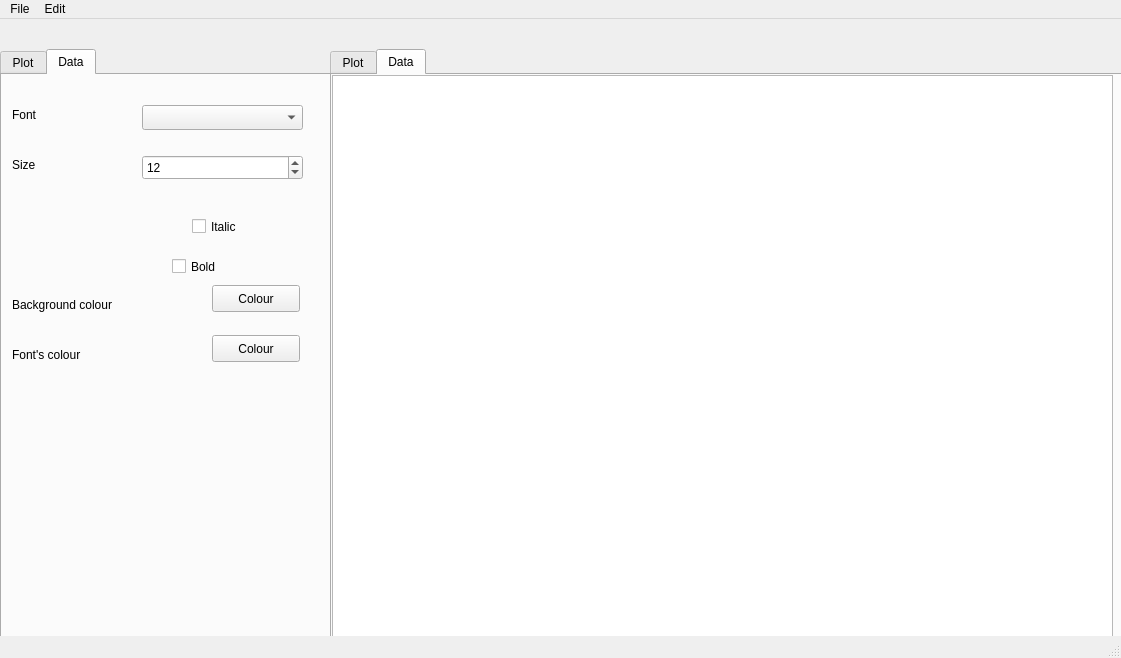
The window that mainwindow.ui (lqcharska/DataAnalyser) describes before a commit, drawn with Qt 5.
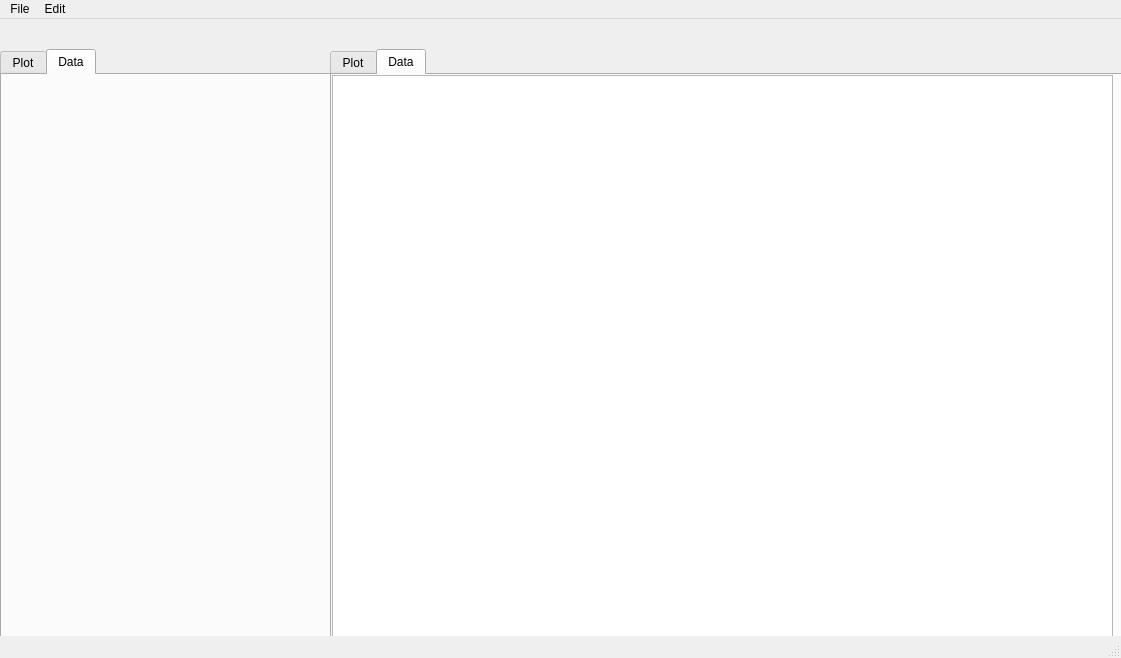
The same window after the commit.

```diff
--- a/mainwindow.ui
+++ b/mainwindow.ui
@@ -38,162 +38,6 @@
      <attribute name="title">
       <string>Data</string>
      </attribute>
-     <widget class="QComboBox" name="SetFont">
-      <property name="geometry">
-       <rect>
-        <x>140</x>
-        <y>30</y>
-        <width>161</width>
-        <height>25</height>
-       </rect>
-      </property>
-      <item>
-       <property name="text">
-        <string/>
-       </property>
-      </item>
-      <item>
-       <property name="text">
-        <string>Cambria</string>
-       </property>
-      </item>
-      <item>
-       <property name="text">
-        <string>Times New Roman</string>
-       </property>
-      </item>
-      <item>
-       <property name="text">
-        <string>Arial</string>
-       </property>
-      </item>
-     </widget>
-     <widget class="QLabel" name="label">
-      <property name="geometry">
-       <rect>
-        <x>10</x>
-        <y>30</y>
-        <width>68</width>
-        <height>19</height>
-       </rect>
-      </property>
-      <property name="text">
-       <string>Font</string>
-      </property>
-     </widget>
-     <widget class="QLabel" name="label_2">
-      <property name="geometry">
-       <rect>
-        <x>10</x>
-        <y>80</y>
-        <width>68</width>
-        <height>19</height>
-       </rect>
-      </property>
-      <property name="text">
-       <string>Size</string>
-      </property>
-     </widget>
-     <widget class="QSpinBox" name="SetFondSize">
-      <property name="geometry">
-       <rect>
-        <x>140</x>
-        <y>80</y>
-        <width>161</width>
-        <height>25</height>
-       </rect>
-      </property>
-      <property name="minimum">
-       <number>5</number>
-      </property>
-      <property name="maximum">
-       <number>36</number>
-      </property>
-      <property name="value">
-       <number>12</number>
-      </property>
-     </widget>
-     <widget class="QLabel" name="label_5">
-      <property name="geometry">
-       <rect>
-        <x>10</x>
-        <y>220</y>
-        <width>141</width>
-        <height>19</height>
-       </rect>
-      </property>
-      <property name="text">
-       <string>Background colour</string>
-      </property>
-     </widget>
-     <widget class="QLabel" name="label_6">
-      <property name="geometry">
-       <rect>
-        <x>10</x>
-        <y>270</y>
-        <width>131</width>
-        <height>19</height>
-       </rect>
-      </property>
-      <property name="text">
-       <string>Font's colour</string>
-      </property>
-     </widget>
-     <widget class="QCheckBox" name="SetItalic">
-      <property name="geometry">
-       <rect>
-        <x>190</x>
-        <y>140</y>
-        <width>91</width>
-        <height>23</height>
-       </rect>
-      </property>
-      <property name="text">
-       <string>Italic</string>
-      </property>
-      <property name="tristate">
-       <bool>false</bool>
-      </property>
-     </widget>
-     <widget class="QCheckBox" name="SetBold">
-      <property name="geometry">
-       <rect>
-        <x>170</x>
-        <y>180</y>
-        <width>91</width>
-        <height>23</height>
-       </rect>
-      </property>
-      <property name="text">
-       <string>Bold</string>
-      </property>
-     </widget>
-     <widget class="QPushButton" name="SetBackgroundColour">
-      <property name="geometry">
-       <rect>
-        <x>210</x>
-        <y>210</y>
-        <width>88</width>
-        <height>27</height>
-       </rect>
-      </property>
-      <property name="text">
-       <string>Colour</string>
-      </property>
-     </widget>
-     <widget class="QPushButton" name="SetFontColour">
-      <property name="geometry">
-       <rect>
-        <x>210</x>
-        <y>260</y>
-        <width>88</width>
-        <height>27</height>
-       </rect>
-      </property>
-      <property name="text">
-       <string>Colour</string>
-      </property>
-     </widget>
     </widget>
    </widget>
    <widget class="QTabWidget" name="View">
```
